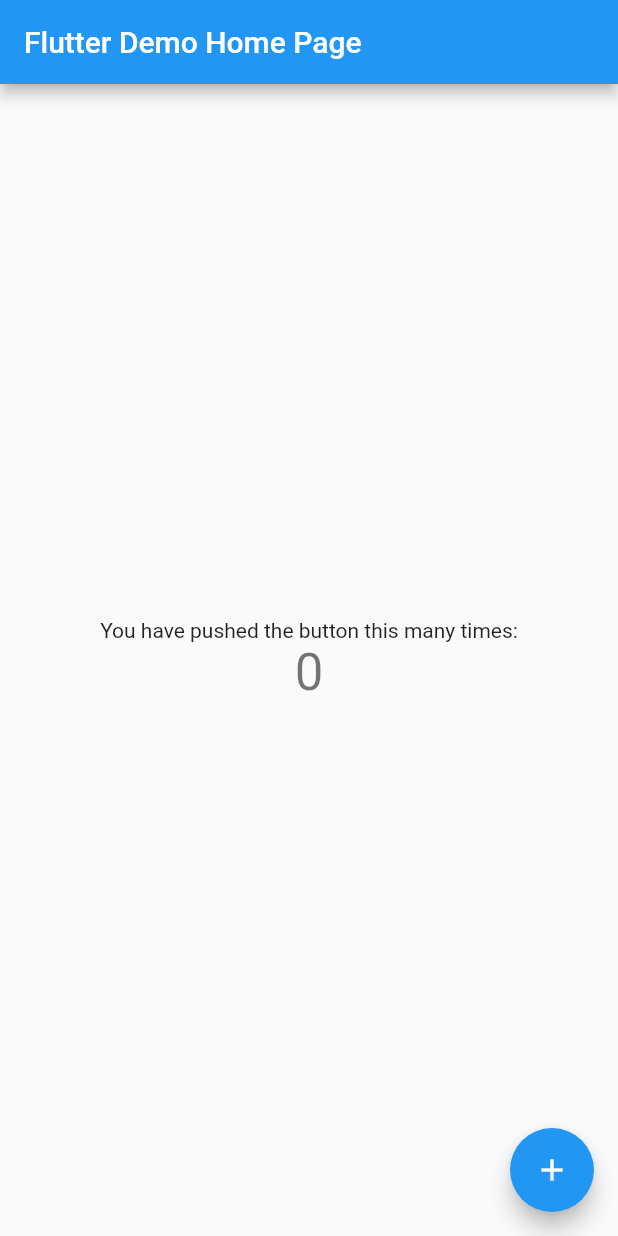
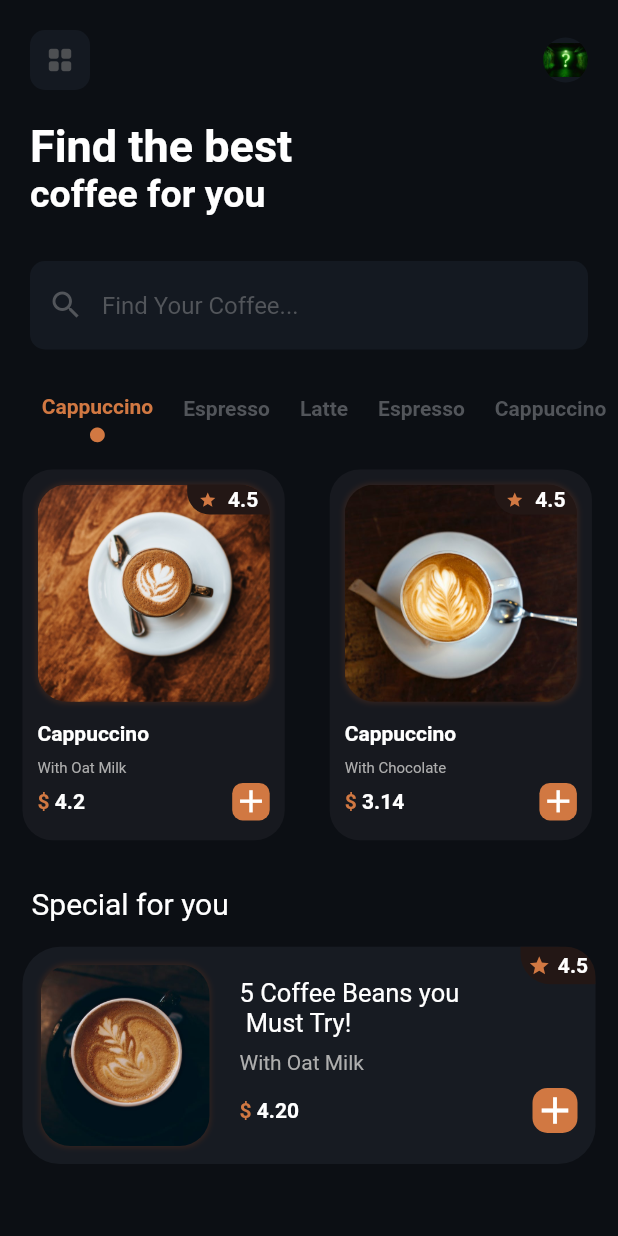
Before and after one commit to samir-benabadji/Coffee-App, a Flutter app: the screen it shows after launch, on a phone screen of 412 x 824 dp. Run offline on Flutter 3.47's test engine with Material 2 defaults, Android fonts, the light colour scheme and no system bars.

Commit message:
Coffee App Main menu design
designing the main menu of a Coffee App That has a list of variety of drinks and includes dozen of types of liquids

```diff
--- /dev/null
+++ b/lib/HomePage.dart
@@ -0,0 +1,509 @@
+import 'package:flutter/material.dart';
+
+class HomePage extends StatelessWidget {
+  static var screenHeight;
+  static var screenWidth;
+
+  Widget buildCoffeeCategory({categoryName, isSelected}) {
+    return Padding(
+      padding: const EdgeInsets.only(left: 20),
+      child: Column(
+        children: [
+          Text(
+            categoryName,
+            style: TextStyle(
+              fontWeight: FontWeight.bold,
+              color: isSelected ? Color(0xffd17842) : Color(0xff52555a),
+            ),
+          ),
+          isSelected
+              ? Text(
+                  "⬤",
+                  style: TextStyle(
+                    fontWeight: FontWeight.bold,
+                    color: Color(0xffd17842),
+                  ),
+                )
+              : Text(""),
+        ],
+      ),
+    );
+  }
+
+  Widget buildSingleItem({
+    images,
+    title,
+    subTitle,
+    price,
+    context,
+    rating,
+  }) {
+    return GestureDetector(
+      onTap: () {},
+      child: Container(
+        width: screenWidth * 0.4 + 10,
+        height: screenHeight * 0.3,
+        margin: EdgeInsets.all(15.0),
+        padding: EdgeInsets.all(10.0),
+        alignment: Alignment.center,
+        decoration: BoxDecoration(
+          color: Color(0xff17191f),
+          borderRadius: BorderRadius.circular(20.0),
+        ),
+        child: Stack(
+          alignment: Alignment.topRight,
+          children: [
+            Column(
+              crossAxisAlignment: CrossAxisAlignment.start,
+              children: [
+                Expanded(
+                  flex: 2,
+                  child: Container(
+                    decoration: BoxDecoration(
+                      boxShadow: [
+                        BoxShadow(
+                          blurRadius: 2.0,
+                          spreadRadius: 1.0,
+                          color: Color(0xff30221f),
+                        ),
+                      ],
+                      image: DecorationImage(
+                        fit: BoxFit.cover,
+                        image: AssetImage(images),
+                      ),
+                      borderRadius: BorderRadius.circular(20.0),
+                    ),
+                  ),
+                ),
+                SizedBox(
+                  height: 10.0,
+                ),
+                Expanded(
+                  child: Column(
+                    crossAxisAlignment: CrossAxisAlignment.start,
+                    mainAxisAlignment: MainAxisAlignment.spaceEvenly,
+                    children: [
+                      Text(
+                        title,
+                        style: TextStyle(
+                          color: Colors.white,
+                          fontWeight: FontWeight.bold,
+                        ),
+                      ),
+                      SizedBox(
+                        height: 3,
+                      ),
+                      Text(
+                        subTitle,
+                        style: TextStyle(
+                          color: Color(0xffaeaeae),
+                          fontSize: 10,
+                        ),
+                      ),
+                      Row(
+                        mainAxisAlignment: MainAxisAlignment.spaceBetween,
+                        children: [
+                          Row(
+                            children: [
+                              Text(
+                                "\$\t",
+                                style: TextStyle(
+                                    fontWeight: FontWeight.bold,
+                                    color: Color(0xffd17842)),
+                              ),
+                              Text(
+                                "$price",
+                                style: TextStyle(
+                                  fontWeight: FontWeight.bold,
+                                  color: Colors.white,
+                                ),
+                              ),
+                            ],
+                          ),
+                          Container(
+                            decoration: BoxDecoration(
+                              color: Color(0xffd17842),
+                              borderRadius: BorderRadius.circular(7),
+                            ),
+                            child: Icon(
+                              Icons.add,
+                              size: 25,
+                              color: Colors.white,
+                            ),
+                          ),
+                        ],
+                      ),
+                    ],
+                  ),
+                ),
+              ],
+            ),
+            Container(
+              height: 20.0,
+              width: 55.0,
+              decoration: BoxDecoration(
+                color: Color(0xff231715),
+                borderRadius: BorderRadius.only(
+                  topRight: Radius.circular(20.0),
+                  bottomLeft: Radius.circular(15.0),
+                ),
+              ),
+              child: Row(
+                mainAxisAlignment: MainAxisAlignment.spaceEvenly,
+                children: [
+                  Icon(
+                    Icons.star,
+                    size: 12,
+                    color: Color(0xffd17842),
+                  ),
+                  Text(
+                    "$rating",
+                    style: TextStyle(
+                      color: Colors.white,
+                      fontWeight: FontWeight.bold,
+                    ),
+                  )
+                ],
+              ),
+            ),
+          ],
+        ),
+      ),
+    );
+  }
+
+  @override
+  Widget build(BuildContext context) {
+    screenHeight = MediaQuery.of(context).size.height;
+    screenWidth = MediaQuery.of(context).size.width;
+    return Scaffold(
+      backgroundColor: Color(0xff0c0f14),
+      body: SafeArea(
+        child: SingleChildScrollView(
+          physics: BouncingScrollPhysics(),
+          child: Column(
+            mainAxisAlignment: MainAxisAlignment.spaceEvenly,
+            children: [
+              SizedBox(
+                height: 20,
+              ),
+              Padding(
+                padding: const EdgeInsets.symmetric(horizontal: 20),
+                child: Row(
+                  mainAxisAlignment: MainAxisAlignment.spaceBetween,
+                  children: [
+                    Container(
+                      height: 40,
+                      width: 40,
+                      decoration: BoxDecoration(
+                        color: Color(0xff141921),
+                        borderRadius: BorderRadius.circular(10.0),
+                      ),
+                      child: Icon(
+                        Icons.grid_view_rounded,
+                        color: Color(0xff4d4f52),
+                        size: 20,
+                      ),
+                    ),
+                    Container(
+                      height: 30,
+                      width: 30,
+                      decoration: BoxDecoration(
+                          color: Color(0xff141921),
+                          borderRadius: BorderRadius.circular(15.0),
+                          image: DecorationImage(
+                            image: AssetImage("images/QuestionMark.png"),
+                          )),
+                    ),
+                  ],
+                ),
+              ),
+              SizedBox(
+                height: 20,
+              ),
+              Padding(
+                padding: const EdgeInsets.symmetric(horizontal: 20),
+                child: Column(
+                  crossAxisAlignment: CrossAxisAlignment.stretch,
+                  children: [
+                    Text(
+                      "Find the best",
+                      style: TextStyle(
+                        fontSize: 30,
+                        fontWeight: FontWeight.w600,
+                        color: Colors.white,
+                      ),
+                    ),
+                    Text(
+                      "coffee for you",
+                      style: TextStyle(
+                        fontSize: 25,
+                        fontWeight: FontWeight.w600,
+                        color: Colors.white,
+                      ),
+                    )
+                  ],
+                ),
+              ),
+              Padding(
+                padding: const EdgeInsets.symmetric(
+                  horizontal: 20,
+                  vertical: 30,
+                ),
+                child: TextField(
+                  style: TextStyle(color: Colors.white),
+                  decoration: InputDecoration(
+                      prefixIcon: Icon(
+                        Icons.search,
+                        color: Color(0xff52555a),
+                      ),
+                      hintText: "Find Your Coffee...",
+                      hintStyle: TextStyle(
+                        color: Color(0xff52555a),
+                      ),
+                      fillColor: Color(0xff141921),
+                      filled: true,
+                      border: OutlineInputBorder(
+                        borderSide: BorderSide.none,
+                        borderRadius: BorderRadius.circular(10.0),
+                      )),
+                ),
+              ),
+              SingleChildScrollView(
+                physics: BouncingScrollPhysics(),
+                scrollDirection: Axis.horizontal,
+                child: Row(
+                  children: [
+                    buildCoffeeCategory(
+                      categoryName: "Cappuccino",
+                      isSelected: true,
+                    ),
+                    buildCoffeeCategory(
+                      categoryName: "Espresso",
+                      isSelected: false,
+                    ),
+                    buildCoffeeCategory(
+                      categoryName: "Latte",
+                      isSelected: false,
+                    ),
+                    buildCoffeeCategory(
+                      categoryName: "Espresso",
+                      isSelected: false,
+                    ),
+                    buildCoffeeCategory(
+                      categoryName: "Cappuccino",
+                      isSelected: false,
+                    ),
+                  ],
+                ),
+              ),
+              SingleChildScrollView(
+                physics: BouncingScrollPhysics(),
+                scrollDirection: Axis.horizontal,
+                child: Row(
+                  children: [
+                    buildSingleItem(
+                      context: context,
+                      images: "images/coffee1.jpeg",
+                      title: "Cappuccino",
+                      subTitle: "With Oat Milk",
+                      price: 4.20,
+                      rating: 4.5,
+                    ),
+                    buildSingleItem(
+                      context: context,
+                      images: "images/coffee8.jpeg",
+                      title: "Cappuccino",
+                      subTitle: "With Chocolate",
+                      price: 3.14,
+                      rating: 4.5,
+                    ),
+                    buildSingleItem(
+                      context: context,
+                      images: "images/coffee2.jpeg",
+                      title: "Cappuccino",
+                      subTitle: "With Chocolate",
+                      price: 3.14,
+                      rating: 4.5,
+                    ),
+                    buildSingleItem(
+                      images: "images/coffee4.jpeg",
+                      title: "Cappuccino",
+                      subTitle: "With Chocolate",
+                      price: 3.14,
+                      rating: 4.5,
+                    ),
+                    buildSingleItem(
+                      context: context,
+                      images: "images/coffee5.jpeg",
+                      title: "Cappuccino",
+                      subTitle: "With Chocolate",
+                      price: 3.14,
+                      rating: 4.5,
+                    ),
+                    buildSingleItem(
+                      context: context,
+                      images: "images/coffee6.jpeg",
+                      title: "Cappuccino",
+                      subTitle: "With Chocolate",
+                      price: 3.14,
+                      rating: 4.5,
+                    ),
+                    buildSingleItem(
+                      context: context,
+                      images: "images/coffee7.jpeg",
+                      title: "Cappuccino",
+                      subTitle: "With Chocolate",
+                      price: 3.14,
+                      rating: 4.5,
+                    ),
+                  ],
+                ),
+              ),
+              Padding(
+                padding: const EdgeInsets.only(left: 5),
+                child: ListTile(
+                  leading: Text(
+                    "Special for you",
+                    style: TextStyle(
+                      color: Colors.white,
+                      fontSize: 20.0,
+                      fontWeight: FontWeight.w400,
+                    ),
+                  ),
+                ),
+              ),
+              Stack(
+                alignment: Alignment.topRight,
+                children: [
+                  Container(
+                    padding: EdgeInsets.all(12.0),
+                    margin: EdgeInsets.symmetric(horizontal: 15),
+                    height: screenHeight * 0.2 - 20,
+                    width: double.infinity,
+                    decoration: BoxDecoration(
+                      color: Color(0xff171b22),
+                      borderRadius: BorderRadius.circular(25),
+                    ),
+                    child: Row(
+                      children: [
+                        Expanded(
+                          child: Container(
+                            decoration: BoxDecoration(
+                              boxShadow: [
+                                BoxShadow(
+                                  blurRadius: 2.0,
+                                  spreadRadius: 1.0,
+                                  color: Color(0xff30221f),
+                                ),
+                              ],
+                              image: DecorationImage(
+                                fit: BoxFit.cover,
+                                image: AssetImage(
+                                  "images/coffee3.jpeg",
+                                ),
+                              ),
+                              borderRadius: BorderRadius.circular(20.0),
+                            ),
+                          ),
+                        ),
+                        SizedBox(
+                          width: 20.0,
+                        ),
+                        Expanded(
+                          flex: 2,
+                          child: Column(
+                            mainAxisAlignment: MainAxisAlignment.spaceEvenly,
+                            crossAxisAlignment: CrossAxisAlignment.start,
+                            children: [
+                              Text(
+                                "5 Coffee Beans you\n Must Try!",
+                                style: TextStyle(
+                                  fontSize: 17,
+                                  color: Colors.white,
+                                  fontWeight: FontWeight.w400,
+                                ),
+                              ),
+                              Text(
+                                "With Oat Milk",
+                                style: TextStyle(
+                                  color: Color(0xffaeaeae),
+                                ),
+                              ),
+                              Row(
+                                mainAxisAlignment:
+                                    MainAxisAlignment.spaceBetween,
+                                children: [
+                                  Row(
+                                    children: [
+                                      Text(
+                                        "\$\t",
+                                        style: TextStyle(
+                                          fontWeight: FontWeight.bold,
+                                          color: Color(0xffd17842),
+                                        ),
+                                      ),
+                                      Text(
+                                        "4.20",
+                                        style: TextStyle(
+                                          fontWeight: FontWeight.bold,
+                                          color: Colors.white,
+                                        ),
+                                      ),
+                                    ],
+                                  ),
+                                  Container(
+                                    decoration: BoxDecoration(
+                                      color: Color(0xffd17842),
+                                      borderRadius: BorderRadius.circular(10.0),
+                                    ),
+                                    child: Icon(Icons.add,
+                                        size: 30, color: Colors.white),
+                                  )
+                                ],
+                              )
+                            ],
+                          ),
+                        )
+                      ],
+                    ),
+                  ),
+                  Container(
+                    margin: EdgeInsets.only(right: 15),
+                    height: 25.0,
+                    width: 50.0,
+                    decoration: BoxDecoration(
+                      color: Color(0xff231715),
+                      borderRadius: BorderRadius.only(
+                        topRight: Radius.circular(20.0),
+                        bottomLeft: Radius.circular(20.0),
+                      ),
+                    ),
+                    child: Row(
+                      mainAxisAlignment: MainAxisAlignment.spaceEvenly,
+                      children: [
+                        Icon(
+                          Icons.star,
+                          size: 15,
+                          color: Color(0xffd17842),
+                        ),
+                        Text(
+                          "4.5",
+                          textAlign: TextAlign.center,
+                          style: TextStyle(
+                            color: Colors.white,
+                            fontWeight: FontWeight.bold,
+                          ),
+                        )
+                      ],
+                    ),
+                  ),
+                ],
+              )
+            ],
+          ),
+        ),
+      ),
+    );
+  }
+}
--- a/lib/main.dart
+++ b/lib/main.dart
@@ -1,4 +1,6 @@
 import 'package:flutter/material.dart';
+
+import 'HomePage.dart';
 
 void main() {
   runApp(const MyApp());
@@ -11,7 +13,8 @@
   @override
   Widget build(BuildContext context) {
     return MaterialApp(
-      title: 'Flutter Demo',
+      debugShowCheckedModeBanner: false,
+      title: 'Coffee Shop UI',
       theme: ThemeData(
         // This is the theme of your application.
         //
@@ -24,7 +27,7 @@
         // is not restarted.
         primarySwatch: Colors.blue,
       ),
-      home: const MyHomePage(title: 'Flutter Demo Home Page'),
+      home: HomePage(),
     );
   }
 }
--- a/pubspec.yaml
+++ b/pubspec.yaml
@@ -59,6 +59,8 @@
 
   # To add assets to your application, add an assets section, like this:
   # assets:
+  assets:
+    - images/
   #   - images/a_dot_burr.jpeg
   #   - images/a_dot_ham.jpeg
 
```
Also changed, not shown: images/Green Neon Question Mark.png (added), images/QuestionMark.png (added), images/coffee.jpg (added), images/coffee1.jpeg (added), images/coffee2.jpeg (added), images/coffee3.jpeg (added), images/coffee4.jpeg (added), images/coffee5.jpeg (added), images/coffee6.jpeg (added), images/coffee7.jpeg (added), images/coffee8.jpeg (added), images/coffeeicon.svg (added), images/milkicon.svg (added), images/profile.png (added).
